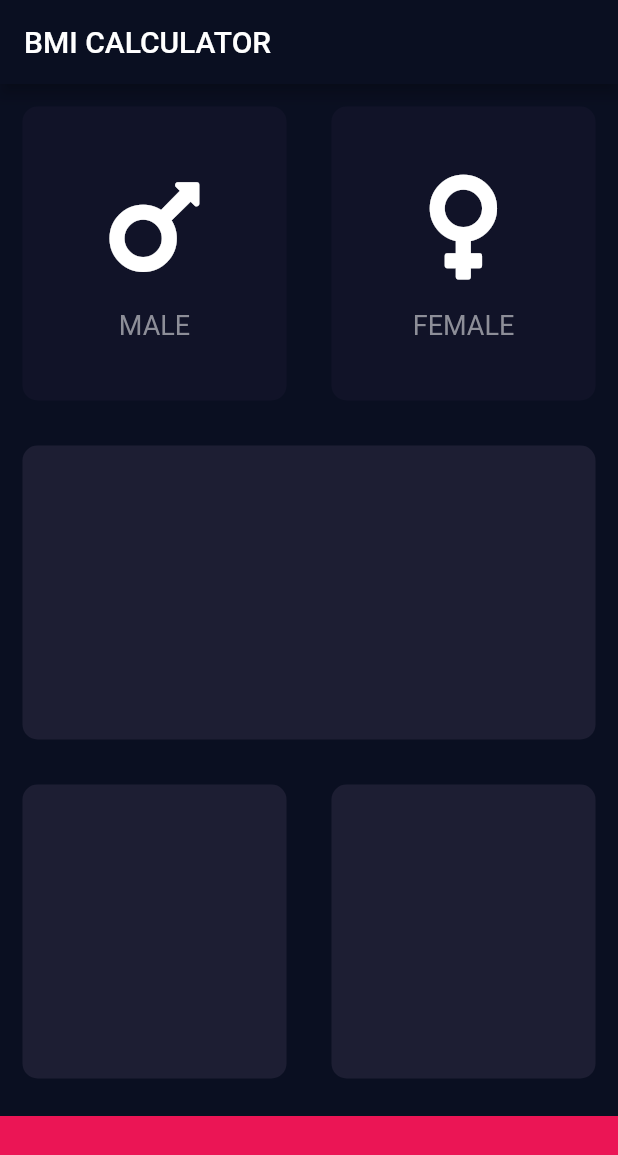
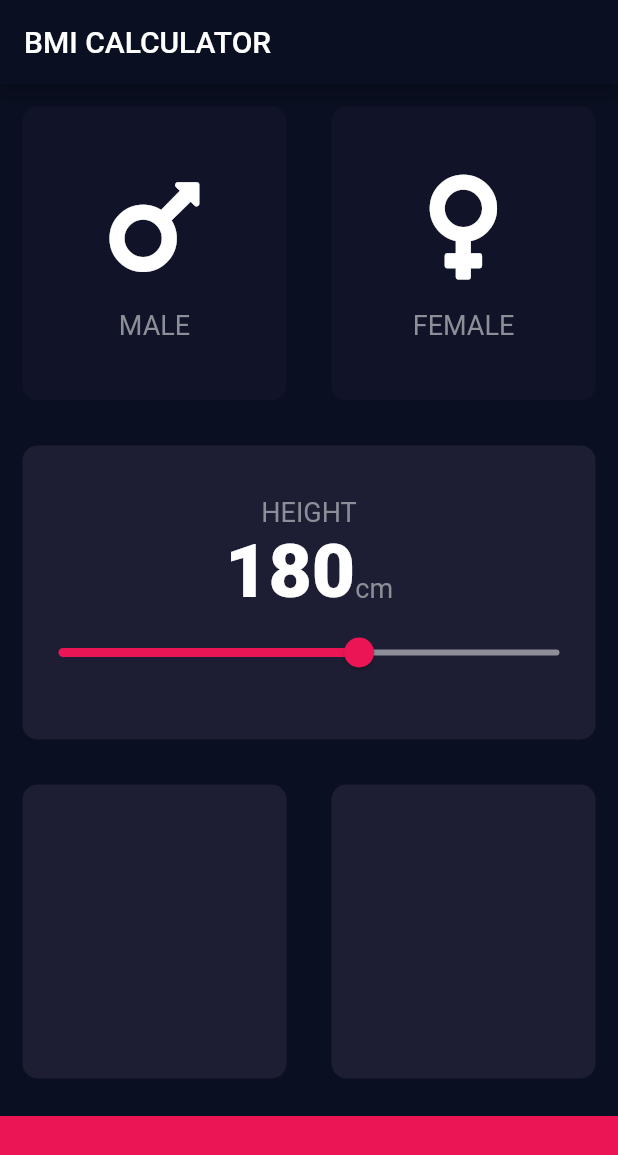
Before and after one commit to petarivanov9/flutter-dart-dev-bootcamp, a Flutter app: the screen it shows after launch, on a phone screen of 412 x 824 dp. Shown: the top 1155 px of the screen. Run offline on Flutter 3.47's test engine with Material 2 defaults, Android fonts, the phone set to English and light mode, and no system bars; our stand-ins replace audioplayers, font_awesome_flutter, rflutter_alert.

Commit message:
Add constants file and Slider widget

```diff
--- /dev/null
+++ b/bmi_calculator/lib/constants.dart
@@ -0,0 +1,19 @@
+import 'package:flutter/material.dart';
+
+const kBottomContainerHeight = 80.0;
+const kActiveCardColor = Color(0xFF1D1E33);
+const kInactiveCardColor = Color(0xFF111328);
+const kBottomContainerColor = Color(0xFFEB1555);
+
+const kMinHeight = 120.0;
+const kMaxHeight = 220.0;
+
+const kLabelTextStyle = TextStyle(
+  fontSize: 18.0,
+  color: Color(0xFF8D8E98),
+);
+
+const kNumberTextStyle = TextStyle(
+  fontSize: 50.0,
+  fontWeight: FontWeight.w900,
+);
--- a/bmi_calculator/lib/icon_content.dart
+++ b/bmi_calculator/lib/icon_content.dart
@@ -1,9 +1,5 @@
+import 'package:bmi_calculator/constants.dart';
 import 'package:flutter/material.dart';
-
-const labelTextStyle = TextStyle(
-  fontSize: 18.0,
-  color: Color(0xFF8D8E98),
-);
 
 class IconContent extends StatelessWidget {
   IconContent({@required this.icon, @required this.label});
@@ -25,7 +21,7 @@
         ),
         Text(
           label,
-          style: labelTextStyle,
+          style: kLabelTextStyle,
         ),
       ],
     );
--- a/bmi_calculator/lib/input_page.dart
+++ b/bmi_calculator/lib/input_page.dart
@@ -1,13 +1,9 @@
+import 'package:bmi_calculator/constants.dart';
 import 'package:flutter/material.dart';
 import 'package:font_awesome_flutter/font_awesome_flutter.dart';
 
 import 'reusable_card.dart';
 import 'icon_content.dart';
-
-const bottomContainerHeight = 80.0;
-const activeCardColor = Color(0xFF1D1E33);
-const inactiveCardColor = Color(0xFF111328);
-const bottomContainerColor = Color(0xFFEB1555);
 
 enum Gender {
   male,
@@ -22,6 +18,8 @@
 class _InputPageState extends State<InputPage> {
   Gender selectedGender;
 
+  int height = 180;
+
   @override
   Widget build(BuildContext context) {
     return Scaffold(
@@ -29,6 +27,7 @@
         title: Text('BMI CALCULATOR'),
       ),
       body: Column(
+        crossAxisAlignment: CrossAxisAlignment.stretch,
         children: <Widget>[
           Expanded(
             child: Row(
@@ -36,8 +35,8 @@
                 Expanded(
                   child: ReusableCard(
                     color: selectedGender == Gender.male
-                        ? activeCardColor
-                        : inactiveCardColor,
+                        ? kActiveCardColor
+                        : kInactiveCardColor,
                     cardChild: IconContent(
                       icon: FontAwesomeIcons.mars,
                       label: 'MALE',
@@ -52,8 +51,8 @@
                 Expanded(
                   child: ReusableCard(
                     color: selectedGender == Gender.female
-                        ? activeCardColor
-                        : inactiveCardColor,
+                        ? kActiveCardColor
+                        : kInactiveCardColor,
                     cardChild: IconContent(
                       icon: FontAwesomeIcons.venus,
                       label: 'FEMALE',
@@ -72,7 +71,45 @@
             child: Row(
               children: <Widget>[
                 Expanded(
-                  child: ReusableCard(color: activeCardColor),
+                  child: ReusableCard(
+                    color: kActiveCardColor,
+                    cardChild: Column(
+                      mainAxisAlignment: MainAxisAlignment.center,
+                      children: <Widget>[
+                        Text(
+                          'HEIGHT',
+                          style: kLabelTextStyle,
+                        ),
+                        Row(
+                          mainAxisAlignment: MainAxisAlignment.center,
+                          crossAxisAlignment: CrossAxisAlignment.baseline,
+                          textBaseline: TextBaseline.alphabetic,
+                          children: <Widget>[
+                            Text(
+                              height.toString(),
+                              style: kNumberTextStyle,
+                            ),
+                            Text(
+                              'cm',
+                              style: kLabelTextStyle,
+                            ),
+                          ],
+                        ),
+                        Slider(
+                          value: height.toDouble(),
+                          min: kMinHeight,
+                          max: kMaxHeight,
+                          activeColor: Color(0xFFEB1555),
+                          inactiveColor: Color(0xFF8D8E98),
+                          onChanged: (double newHeight) {
+                            setState(() {
+                              height = newHeight.toInt();
+                            });
+                          },
+                        ),
+                      ],
+                    ),
+                  ),
                 )
               ],
             ),
@@ -81,19 +118,19 @@
             child: Row(
               children: <Widget>[
                 Expanded(
-                  child: ReusableCard(color: activeCardColor),
+                  child: ReusableCard(color: kActiveCardColor),
                 ),
                 Expanded(
-                  child: ReusableCard(color: activeCardColor),
+                  child: ReusableCard(color: kActiveCardColor),
                 )
               ],
             ),
           ),
           Container(
-            color: bottomContainerColor,
+            color: kBottomContainerColor,
             margin: EdgeInsets.only(top: 10.0),
             width: double.infinity,
-            height: bottomContainerHeight,
+            height: kBottomContainerHeight,
           )
         ],
       ),
```
